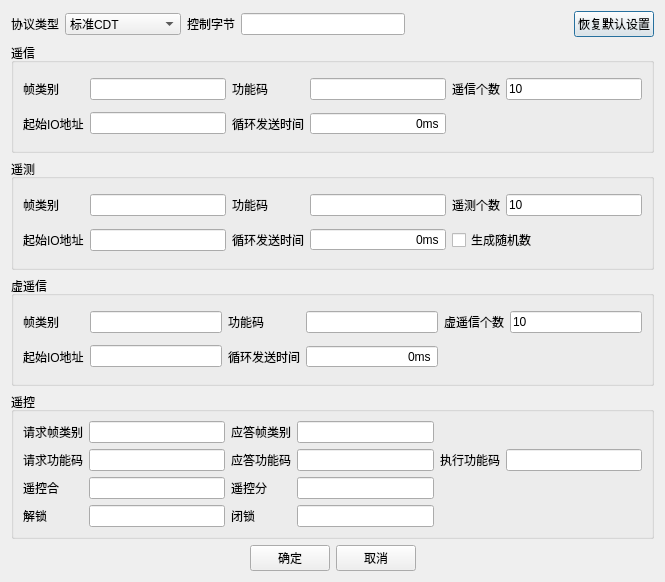
Old version of the form CdtTools/ui/cdtsettingdlg.ui in the repository CGinMax/ProtocolTools.
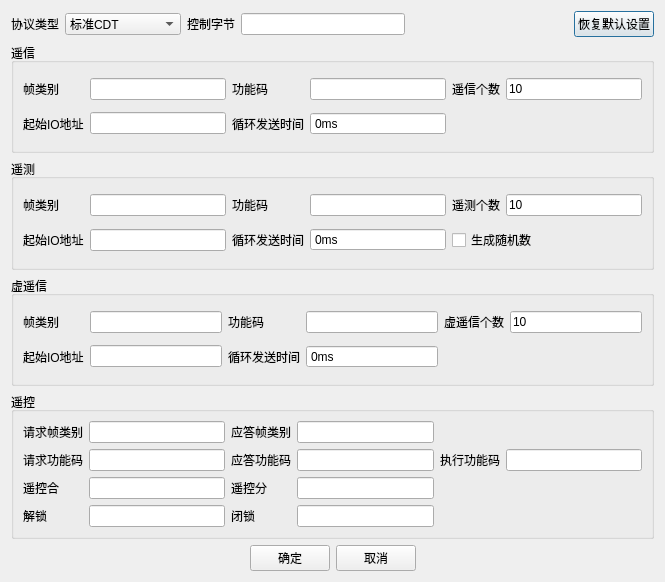
New version of the form.

```diff
--- a/CdtTools/ui/cdtsettingdlg.ui
+++ b/CdtTools/ui/cdtsettingdlg.ui
@@ -139,7 +139,7 @@
       <item row="1" column="3">
        <widget class="QSpinBox" name="edYxTime">
         <property name="alignment">
-         <set>Qt::AlignRight|Qt::AlignTrailing|Qt::AlignVCenter</set>
+         <set>Qt::AlignLeading|Qt::AlignLeft|Qt::AlignVCenter</set>
         </property>
         <property name="buttonSymbols">
          <enum>QAbstractSpinBox::NoButtons</enum>
@@ -215,7 +215,7 @@
       <item row="1" column="3">
        <widget class="QSpinBox" name="edYcTime">
         <property name="alignment">
-         <set>Qt::AlignRight|Qt::AlignTrailing|Qt::AlignVCenter</set>
+         <set>Qt::AlignLeading|Qt::AlignLeft|Qt::AlignVCenter</set>
         </property>
         <property name="buttonSymbols">
          <enum>QAbstractSpinBox::NoButtons</enum>
@@ -298,7 +298,7 @@
       <item row="1" column="3">
        <widget class="QSpinBox" name="edVYxTime">
         <property name="alignment">
-         <set>Qt::AlignRight|Qt::AlignTrailing|Qt::AlignVCenter</set>
+         <set>Qt::AlignLeading|Qt::AlignLeft|Qt::AlignVCenter</set>
         </property>
         <property name="buttonSymbols">
          <enum>QAbstractSpinBox::NoButtons</enum>
```
